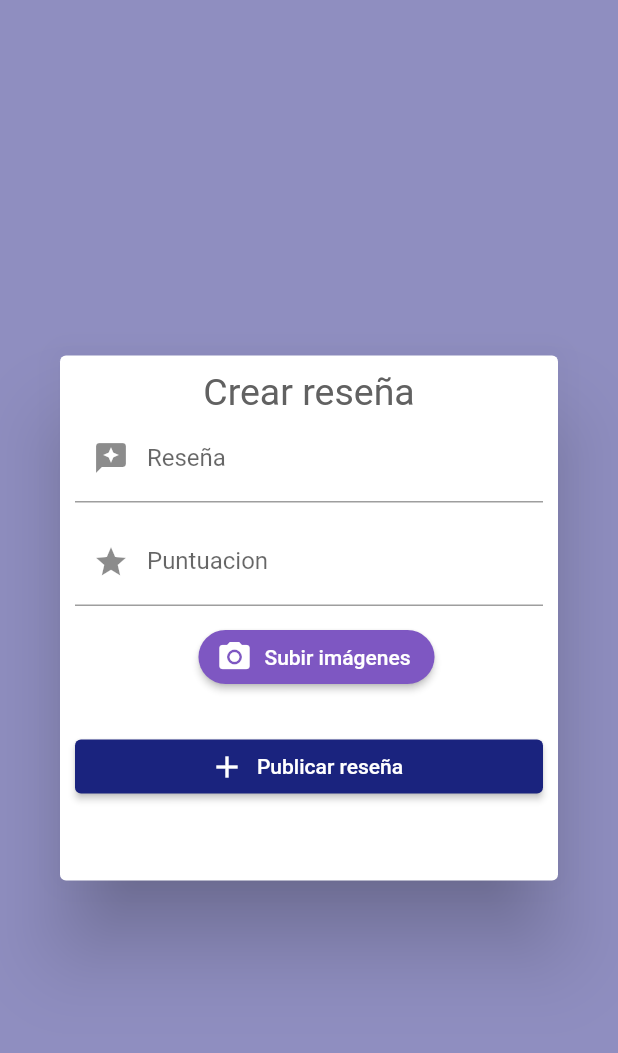
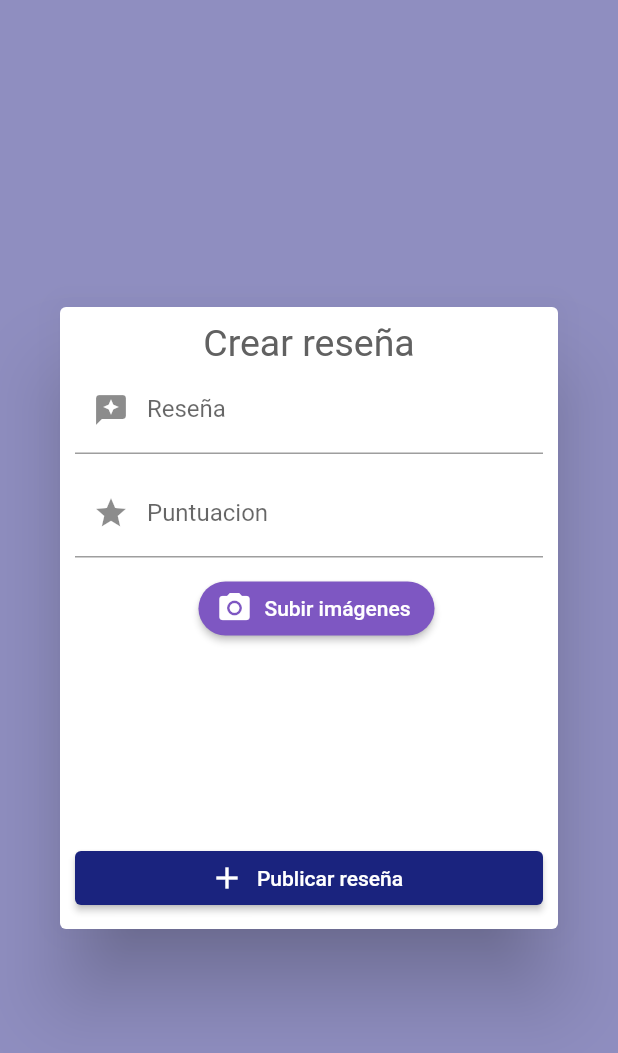
Before and after one commit to VirtualGuideUPC/VirtualGuideMobile, a Flutter app: the ReviewDialog widget shown alone on an empty page, opened directly with empty values, on a phone screen of 412 x 824 dp. Shown: the top 1053 px of the screen. Run offline on Flutter 3.47's test engine with Material 2 defaults, Android fonts, the phone set to English and light mode, and no system bars; our stand-ins replace carousel_pro, dio, geolocator, google_maps_flutter, image_picker, permission_handler and 2 more; accounts and stored records are empty; network calls fail.

Commit message:
L.M - Sprint Reviews Fixes

```diff
--- a/lib/ui/helpers/themeNotifier.dart
+++ b/lib/ui/helpers/themeNotifier.dart
@@ -13,7 +13,7 @@ class ThemeNotifier with ChangeNotifier {
           bodyText1: TextStyle(color: Colors.white),
           bodyText2: TextStyle(color: Colors.grey.shade300)),
       accentColor: Colors.white,
-      canvasColor: Colors.transparent,
+      canvasColor: Color.fromRGBO(46, 65, 89, 1),
       buttonColor: Color.fromRGBO(143, 142, 192, 1));
 
   final lightTheme = ThemeData(
@@ -27,7 +27,7 @@ class ThemeNotifier with ChangeNotifier {
           bodyText1: TextStyle(color: Colors.black),
           bodyText2: TextStyle(color: Colors.grey.shade700)),
       accentColor: Colors.white,
-      canvasColor: Colors.transparent,
+      canvasColor: Colors.white,
       buttonColor: Color.fromRGBO(143, 142, 192, 1));
 
   ThemeData _themeData;
--- a/lib/ui/pages/review/review_dialog.dart
+++ b/lib/ui/pages/review/review_dialog.dart
@@ -18,13 +18,9 @@ class ReviewDialog extends StatefulWidget {
 }
 
 class _ReviewDialog extends State<ReviewDialog> {
-  @override
-  void initState() {
-    super.initState();
-  }
-
+  bool isLoading = false;
   final _formKey = GlobalKey<FormState>();
-  List<File> _pickedImages = [];
+  List<File> pickedImages = [];
 
   var pref = UserPreferences();
   CreateReviewDto _toSend = CreateReviewDto(
@@ -37,6 +33,10 @@ class _ReviewDialog extends State<ReviewDialog> {
 
   void _saveForm(userId, PlacesBloc placesBloc) {
     final isValid = _formKey.currentState.validate();
+    setState(() {
+      isLoading = true;
+    });
+
     if (isValid) {
       this._formKey.currentState.save();
       _toSend.user = int.parse(userId);
@@ -45,22 +45,32 @@ class _ReviewDialog extends State<ReviewDialog> {
       var formatter = new DateFormat('yyyy-MM-dd');
       String formattedDate = formatter.format(now);
       this._toSend.date = formattedDate;
-      placesBloc.postReview(_toSend, _pickedImages).then((value) {
+
+      placesBloc.postReview(_toSend, pickedImages).then((value) {
         Navigator.pop(context);
+        setState(() {
+          isLoading = false;
         });
-    } else
+      });
+    } else {
+      setState(() {
+        isLoading = false;
+      });
       return;
+    }
   }
 
   _uploadImage() async {
     ImagePicker picker = ImagePicker();
     final imgs = await picker.pickMultiImage();
+    if (imgs != null) {
       if (imgs.length < 4 && imgs.length > 0) {
         setState(() {
           for (var img in imgs) {
-          _pickedImages.add(File(img.path));
+            pickedImages.add(File(img.path));
           }
         });
+      }
     }
   }
 
@@ -68,10 +78,21 @@ class _ReviewDialog extends State<ReviewDialog> {
   Widget build(BuildContext context) {
     var placesBloc = Provider.placesBlocOf(context);
 
+    var _screenHeight = MediaQuery.of(context).size.height - kToolbarHeight;
+    var _screenWidth = MediaQuery.of(context).size.width;
+
+    Widget _loader = Container(
+        child: Center(
+      child: CircularProgressIndicator(
+        backgroundColor: Colors.white,
+        valueColor: new AlwaysStoppedAnimation<Color>(Colors.blue),
+      ),
+    ));
+
     return Dialog(
       child: Container(
         width: double.infinity,
-        height: 350,
+        height: _screenHeight * 0.54,
         padding: EdgeInsets.all(10),
         child: Column(
           children: [
@@ -138,6 +159,8 @@ class _ReviewDialog extends State<ReviewDialog> {
                     SizedBox(
                       height: 10,
                     ),
+                  ],
+                )),
             Row(
               mainAxisAlignment: MainAxisAlignment.center,
               children: [
@@ -166,26 +189,37 @@ class _ReviewDialog extends State<ReviewDialog> {
             SizedBox(
               height: 10,
             ),
-                    Row(
+            pickedImages.length > 0
+                ? Expanded(
+                    child: Container(
+                    alignment: Alignment.bottomCenter,
+                    child: Row(
                       mainAxisAlignment: MainAxisAlignment.center,
                       children: [
-                        for (final entry in _pickedImages)
+                        for (final entry in pickedImages)
                           Container(
                             padding: EdgeInsets.only(right: 10),
                             child: CircleAvatar(
-                              radius: 20,
+                              radius: _screenHeight * 0.03,
                               backgroundImage: FileImage(entry),
                             ),
                           )
                       ],
                     ),
+                  ))
+                : Container(),
             SizedBox(
               height: 15,
             ),
-                    Row(
+            Expanded(
+              child: Container(
+                alignment: Alignment.bottomCenter,
+                child: Row(
                   children: [
                     Expanded(
-                          child: ElevatedButton.icon(
+                      child: isLoading
+                          ? _loader
+                          : ElevatedButton.icon(
                               style: ElevatedButton.styleFrom(
                                   primary: Colors.indigo.shade900),
                               onPressed: () {
@@ -202,9 +236,9 @@ class _ReviewDialog extends State<ReviewDialog> {
                               )),
                     )
                   ],
+                ),
+              ),
             )
-                  ],
-                ))
           ],
         ),
       ),
```
Also changed, not shown: lib/ui/pages/account/account_information/AccountInformation.dart (+51 -12 lines), lib/ui/pages/account/account_reviews/AccountReviewCard.dart (+47 -5 lines), lib/ui/pages/account/account_settings/AcountSettingsPage.dart (+4 -3 lines), lib/ui/pages/experience-detail/ExperienceDetailPage.dart (+14 -10 lines). Lines whose indentation alone changed are shown as unchanged.
